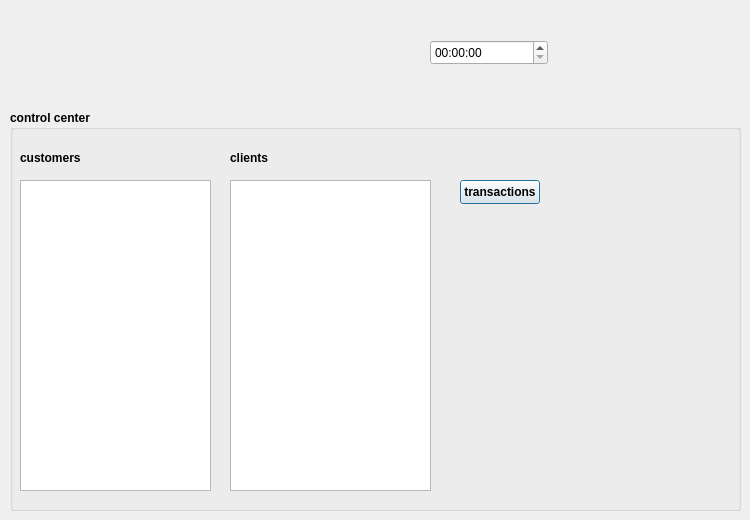
AP-projects-4001/IUT-s-crackpots, file Stor/admin_page.ui: the form before one commit.
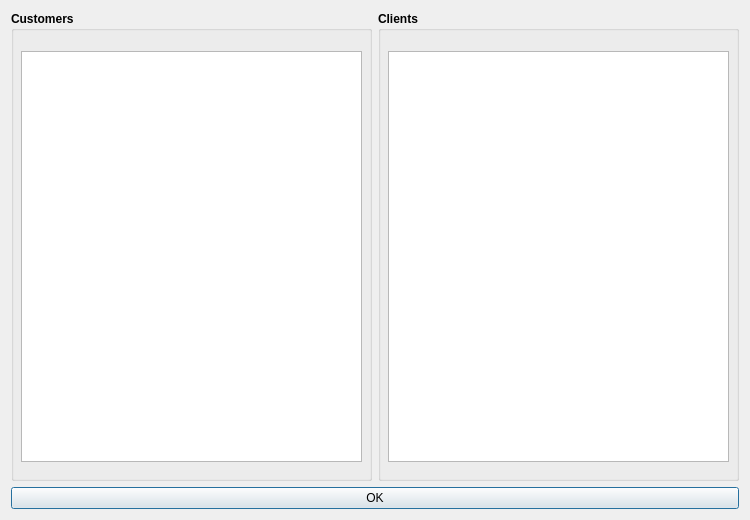
The form after the commit.

Commit message: admin listWidget aded

```diff
--- a/Stor/admin_page.ui
+++ b/Stor/admin_page.ui
@@ -13,93 +13,59 @@
   <property name="windowTitle">
    <string>Dialog</string>
   </property>
+  <layout class="QGridLayout" name="gridLayout">
+   <item row="0" column="0">
   <widget class="QGroupBox" name="groupBox">
-   <property name="geometry">
-    <rect>
-     <x>10</x>
-     <y>110</y>
-     <width>731</width>
-     <height>401</height>
-    </rect>
-   </property>
    <property name="font">
     <font>
      <bold>true</bold>
     </font>
    </property>
    <property name="title">
-    <string>control center</string>
-   </property>
-   <widget class="QLabel" name="label">
+      <string>Customers</string>
+     </property>
+     <widget class="QListWidget" name="customerListWidget">
     <property name="geometry">
      <rect>
       <x>10</x>
       <y>40</y>
-      <width>61</width>
-      <height>16</height>
-     </rect>
-    </property>
-    <property name="text">
-     <string>customers</string>
-    </property>
-   </widget>
-   <widget class="QListWidget" name="listWidget">
-    <property name="geometry">
-     <rect>
-      <x>10</x>
-      <y>70</y>
-      <width>191</width>
-      <height>311</height>
-     </rect>
-    </property>
-   </widget>
-   <widget class="QListWidget" name="listWidget_2">
-    <property name="geometry">
-     <rect>
-      <x>220</x>
-      <y>70</y>
-      <width>201</width>
-      <height>311</height>
-     </rect>
-    </property>
-   </widget>
-   <widget class="QLabel" name="label_2">
+        <width>341</width>
+        <height>411</height>
+       </rect>
+      </property>
+     </widget>
+    </widget>
+   </item>
+   <item row="0" column="1">
+    <widget class="QGroupBox" name="groupBox_2">
+     <property name="font">
+      <font>
+       <bold>true</bold>
+      </font>
+     </property>
+     <property name="title">
+      <string>Clients</string>
+     </property>
+     <widget class="QListWidget" name="clientListWidget">
     <property name="geometry">
      <rect>
-      <x>220</x>
+        <x>10</x>
       <y>40</y>
-      <width>49</width>
-      <height>16</height>
-     </rect>
-    </property>
-    <property name="text">
-     <string>clients</string>
-    </property>
-   </widget>
+        <width>341</width>
+        <height>411</height>
+       </rect>
+      </property>
+     </widget>
+    </widget>
+   </item>
+   <item row="1" column="0" colspan="2">
    <widget class="QPushButton" name="pushButton">
-    <property name="geometry">
-     <rect>
-      <x>450</x>
-      <y>70</y>
-      <width>80</width>
-      <height>24</height>
-     </rect>
-    </property>
     <property name="text">
-     <string>transactions</string>
-    </property>
-   </widget>
-  </widget>
-  <widget class="QTimeEdit" name="timeEdit">
-   <property name="geometry">
-    <rect>
-     <x>430</x>
-     <y>40</y>
-     <width>118</width>
-     <height>25</height>
-    </rect>
-   </property>
-  </widget>
+      <string>OK</string>
+     </property>
+    </widget>
+   </item>
+  </layout>
  </widget>
  <resources/>
  <connections/>
```
Lines whose indentation alone changed are shown as unchanged. The commit also changes 15 other files.
